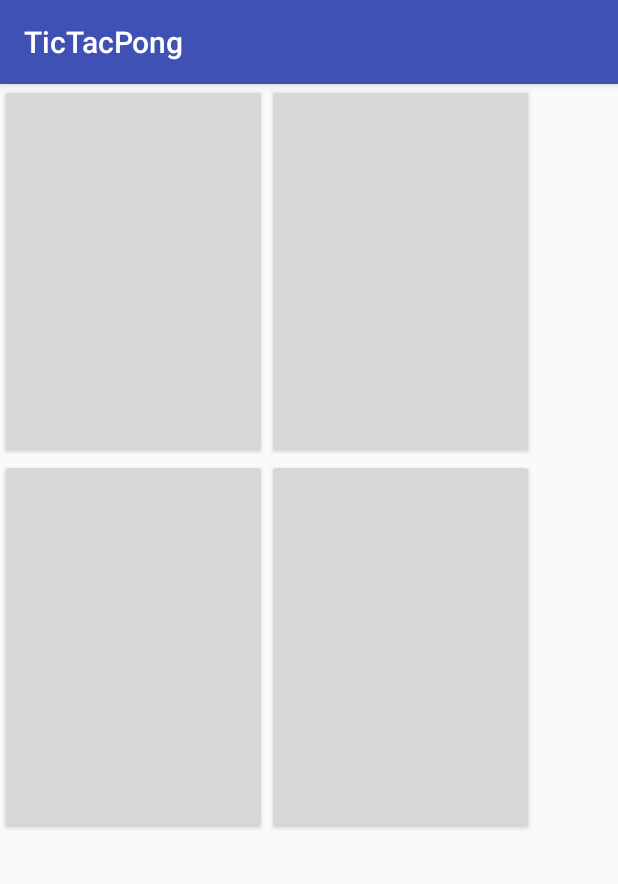
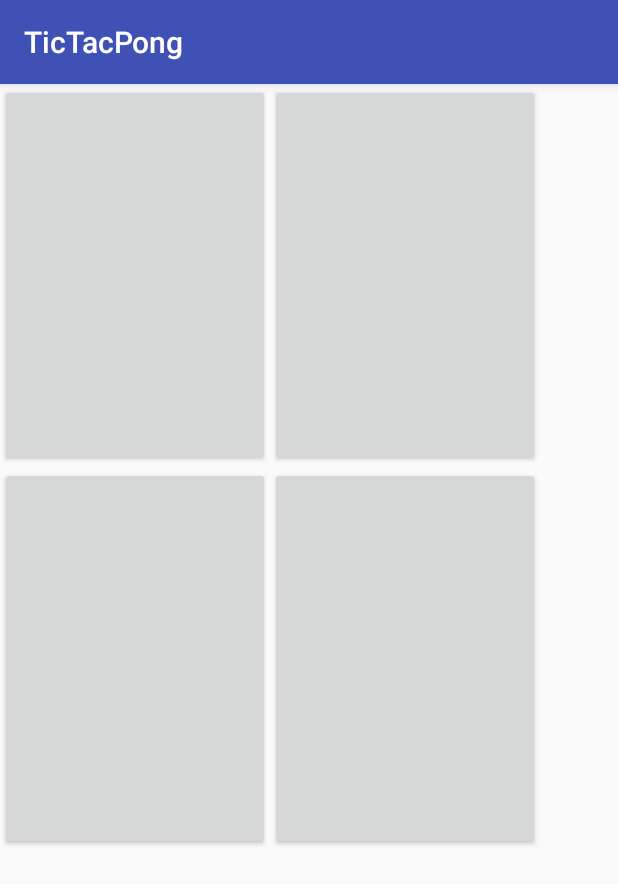
Before and after one commit to pelltiago/TicTacPong, an Android app: the screen it shows after launch (MainActivity), on a phone screen of 412 x 824 dp. Shown: the top 884 px of the screen. Run offline under Robolectric (Android 15) with nearby library versions, the phone set to English and light mode, and no system bars.

Commit message:
Release Candidate :)

```diff
--- a/app/src/main/res/layout/activity_main.xml
+++ b/app/src/main/res/layout/activity_main.xml
@@ -11,13 +11,13 @@
 
         <Button
             style="@style/AppTheme" android:onClick="clickBoton1" android:layout_gravity="center"
-            android:layout_width="178dp"
-            android:layout_height="250dp" />
+            android:layout_width="180dp"
+            android:layout_height="255dp" />
 
         <Button
             style="@style/AppTheme" android:onClick="clickBoton2"
-            android:layout_width="178dp"
-            android:layout_height="250dp" />
+            android:layout_width="180dp"
+            android:layout_height="255dp" />
 
     </LinearLayout>
 
@@ -29,13 +29,15 @@
 
         <Button
             style="@style/AppTheme" android:onClick="clickBoton3"
-            android:layout_height="250dp"
-            android:layout_width="178dp" />
+            android:layout_width="180dp"
+            android:layout_height="255dp" />
 
         <Button
             style="@style/AppTheme" android:onClick="clickBoton4"
-            android:layout_height="250dp"
-            android:layout_width="178dp" />
+            android:layout_width="180dp"
+            android:layout_height="255dp" />
+
+
 
     </LinearLayout>
 
--- /dev/null
+++ b/app/src/main/res/layout/perdio.xml
@@ -0,0 +1,6 @@
+<?xml version="1.0" encoding="utf-8"?>
+<LinearLayout xmlns:android="http://schemas.android.com/apk/res/android"
+    android:orientation="vertical" android:layout_width="match_parent"
+    android:layout_height="match_parent" android:background="#ff0000">
+
+</LinearLayout>
```
Also changed, not shown: app/src/main/java/com/example/santiagopellegrino/tictacpong/MainActivity.java (+58 -35 lines).
